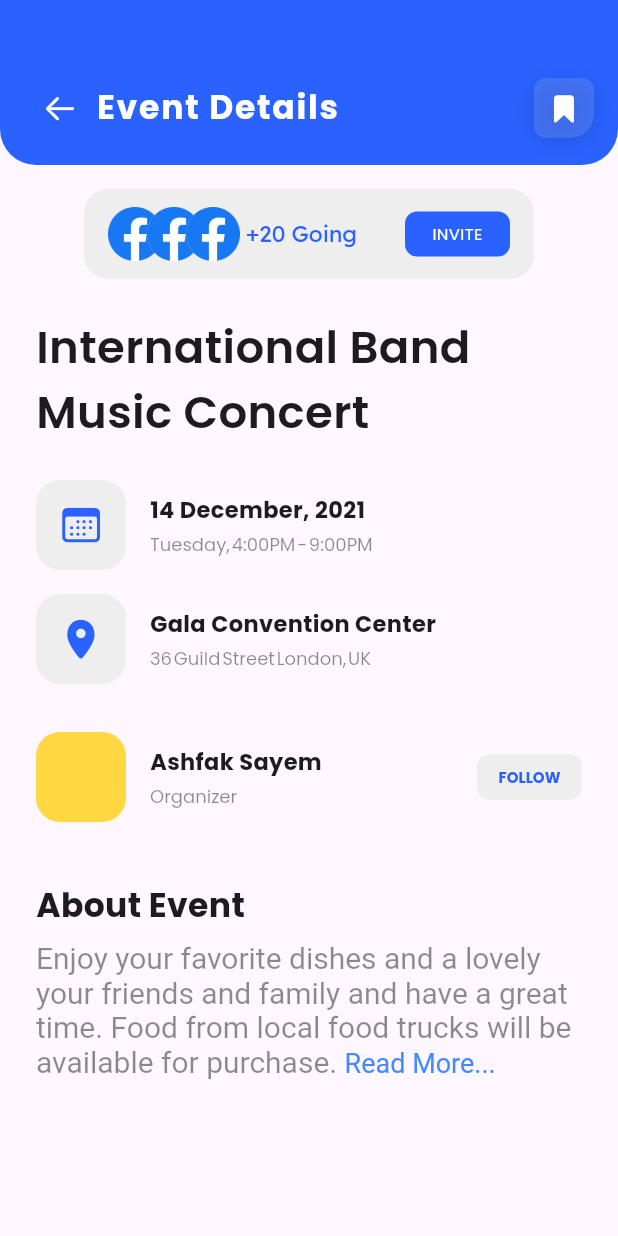
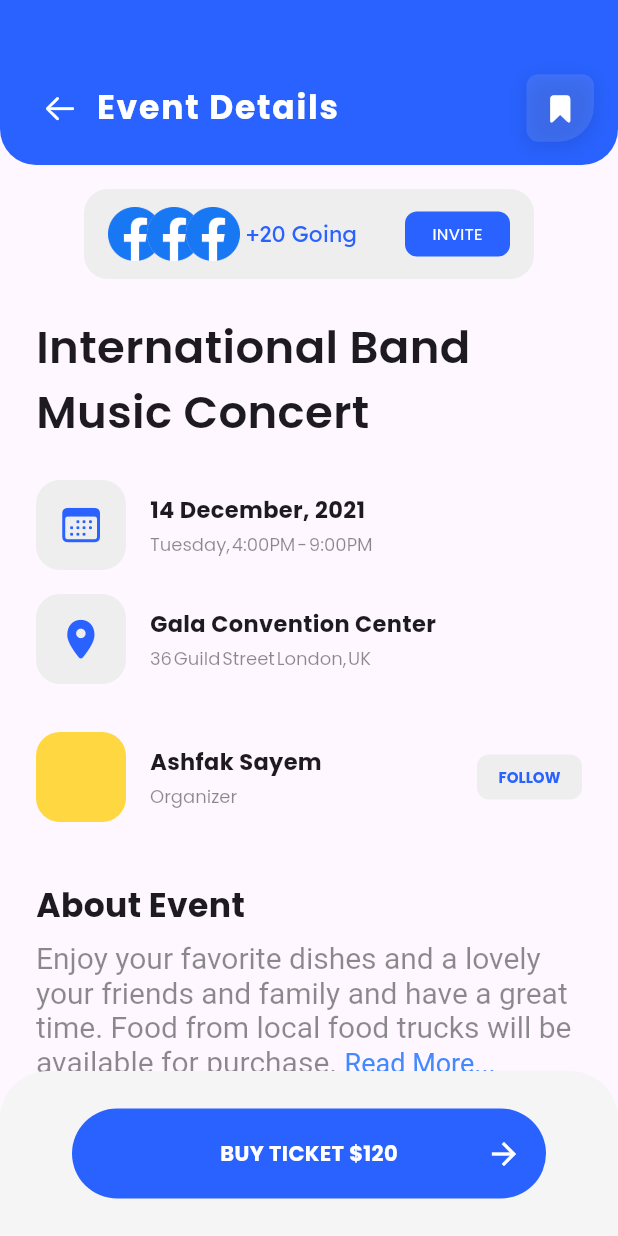
Before and after one commit to muzzammil763/event_booking_ui, a Flutter app: the EventDetailsScreen screen opened directly, on a phone screen of 412 x 824 dp. Run offline on Flutter 3.47's test engine with Material 3 defaults, Android fonts, the phone set to English and light mode, and no system bars; our stand-ins replace flutter_svg, google_fonts.

Commit message:
added bottom button

```diff
--- a/lib/Screens/eventdetails.dart
+++ b/lib/Screens/eventdetails.dart
@@ -8,7 +8,8 @@ class EventDetailsScreen extends StatelessWidget {
   @override
   Widget build(BuildContext context) {
     return Scaffold(
-      body: Column(children: [
+      body: Column(
+        children: [
           Container(
             height: 110,
             decoration: BoxDecoration(
@@ -49,14 +50,14 @@ class EventDetailsScreen extends StatelessWidget {
                         ),
                         const Spacer(),
                         Container(
-                        height: 40,
-                        width: 40,
+                          height: 45,
+                          width: 45,
                           decoration: BoxDecoration(
-                          color: Colors.white12,
+                            color: Colors.white10,
                             borderRadius: const BorderRadius.only(
                               topLeft: Radius.circular(8),
                               bottomLeft: Radius.circular(8),
-                            bottomRight: Radius.circular(16),
+                              bottomRight: Radius.circular(24),
                               topRight: Radius.circular(8),
                             ),
                             boxShadow: [
@@ -421,10 +422,70 @@ class EventDetailsScreen extends StatelessWidget {
                     ],
                   ),
                 ),
+                const SizedBox(
+                  height: 16,
+                ),
               ],
             ),
           )
-      ]),
+        ],
+      ),
+      bottomNavigationBar: Container(
+        height: 110,
+        width: double.infinity,
+        decoration: BoxDecoration(
+          borderRadius: const BorderRadius.only(
+            topLeft: Radius.circular(32),
+            topRight: Radius.circular(32),
+          ),
+          color: Colors.grey[100],
+        ),
+        child: Padding(
+          padding: const EdgeInsets.symmetric(
+            horizontal: 48,
+          ),
+          child: Center(
+            child: Container(
+              height: 60,
+              width: double.infinity,
+              decoration: BoxDecoration(
+                color: Colors.blueAccent[700],
+                borderRadius: BorderRadius.circular(32),
+              ),
+              child: const Row(
+                mainAxisAlignment: MainAxisAlignment.center,
+                children: [
+                  SizedBox(
+                    width: 16,
+                  ),
+                  //icon for space settlment
+                  Icon(
+                    Icons.arrow_forward,
+                    color: Colors.transparent,
+                  ),
+                  //icon for space settlment
+                  Spacer(),
+                  Text(
+                    "BUY TICKET \$120",
+                    style: TextStyle(
+                      color: Colors.white,
+                      fontWeight: FontWeight.bold,
+                    ),
+                  ),
+                  Spacer(),
+                  Icon(
+                    Icons.arrow_forward,
+                    color: Colors.white,
+                  ),
+                  SizedBox(
+                    width: 16,
+                  ),
+                ],
+              ),
+            ),
+          ),
+        ),
+      ),
     );
   }
 }
```
Lines whose indentation alone changed are shown as unchanged.
